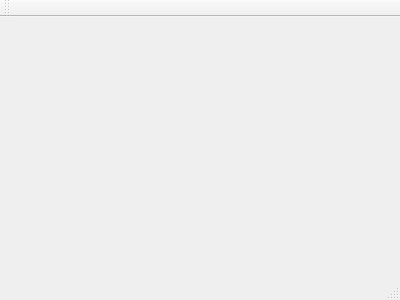
Qt form TecFlix_Project/mainwindow.ui (HazelMartinez/TecFlix) before a commit.
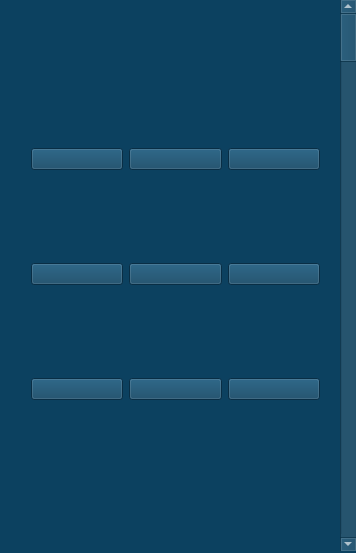
The same form after that commit.

Diff of the .ui file:
```diff
--- a/TecFlix_Project/mainwindow.ui
+++ b/TecFlix_Project/mainwindow.ui
@@ -1,24 +1,524 @@
 <ui version="4.0">
  <class>MainWindow</class>
- <widget class="QMainWindow" name="MainWindow" >
-  <property name="geometry" >
+ <widget class="QMainWindow" name="MainWindow">
+  <property name="geometry">
    <rect>
     <x>0</x>
     <y>0</y>
-    <width>400</width>
-    <height>300</height>
+    <width>356</width>
+    <height>553</height>
    </rect>
   </property>
-  <property name="windowTitle" >
+  <property name="palette">
+   <palette>
+    <active>
+     <colorrole role="WindowText">
+      <brush brushstyle="SolidPattern">
+       <color alpha="255">
+        <red>255</red>
+        <green>255</green>
+        <blue>255</blue>
+       </color>
+      </brush>
+     </colorrole>
+     <colorrole role="Button">
+      <brush brushstyle="SolidPattern">
+       <color alpha="255">
+        <red>12</red>
+        <green>65</green>
+        <blue>96</blue>
+       </color>
+      </brush>
+     </colorrole>
+     <colorrole role="Light">
+      <brush brushstyle="SolidPattern">
+       <color alpha="255">
+        <red>18</red>
+        <green>97</green>
+        <blue>144</blue>
+       </color>
+      </brush>
+     </colorrole>
+     <colorrole role="Midlight">
+      <brush brushstyle="SolidPattern">
+       <color alpha="255">
+        <red>15</red>
+        <green>81</green>
+        <blue>120</blue>
+       </color>
+      </brush>
+     </colorrole>
+     <colorrole role="Dark">
+      <brush brushstyle="SolidPattern">
+       <color alpha="255">
+        <red>6</red>
+        <green>32</green>
+        <blue>48</blue>
+       </color>
+      </brush>
+     </colorrole>
+     <colorrole role="Mid">
+      <brush brushstyle="SolidPattern">
+       <color alpha="255">
+        <red>8</red>
+        <green>43</green>
+        <blue>64</blue>
+       </color>
+      </brush>
+     </colorrole>
+     <colorrole role="Text">
+      <brush brushstyle="SolidPattern">
+       <color alpha="255">
+        <red>255</red>
+        <green>255</green>
+        <blue>255</blue>
+       </color>
+      </brush>
+     </colorrole>
+     <colorrole role="BrightText">
+      <brush brushstyle="SolidPattern">
+       <color alpha="255">
+        <red>255</red>
+        <green>255</green>
+        <blue>255</blue>
+       </color>
+      </brush>
+     </colorrole>
+     <colorrole role="ButtonText">
+      <brush brushstyle="SolidPattern">
+       <color alpha="255">
+        <red>255</red>
+        <green>255</green>
+        <blue>255</blue>
+       </color>
+      </brush>
+     </colorrole>
+     <colorrole role="Base">
+      <brush brushstyle="SolidPattern">
+       <color alpha="255">
+        <red>0</red>
+        <green>0</green>
+        <blue>0</blue>
+       </color>
+      </brush>
+     </colorrole>
+     <colorrole role="Window">
+      <brush brushstyle="SolidPattern">
+       <color alpha="255">
+        <red>12</red>
+        <green>65</green>
+        <blue>96</blue>
+       </color>
+      </brush>
+     </colorrole>
+     <colorrole role="Shadow">
+      <brush brushstyle="SolidPattern">
+       <color alpha="255">
+        <red>0</red>
+        <green>0</green>
+        <blue>0</blue>
+       </color>
+      </brush>
+     </colorrole>
+     <colorrole role="AlternateBase">
+      <brush brushstyle="SolidPattern">
+       <color alpha="255">
+        <red>6</red>
+        <green>32</green>
+        <blue>48</blue>
+       </color>
+      </brush>
+     </colorrole>
+     <colorrole role="ToolTipBase">
+      <brush brushstyle="SolidPattern">
+       <color alpha="255">
+        <red>255</red>
+        <green>255</green>
+        <blue>220</blue>
+       </color>
+      </brush>
+     </colorrole>
+     <colorrole role="ToolTipText">
+      <brush brushstyle="SolidPattern">
+       <color alpha="255">
+        <red>0</red>
+        <green>0</green>
+        <blue>0</blue>
+       </color>
+      </brush>
+     </colorrole>
+    </active>
+    <inactive>
+     <colorrole role="WindowText">
+      <brush brushstyle="SolidPattern">
+       <color alpha="255">
+        <red>255</red>
+        <green>255</green>
+        <blue>255</blue>
+       </color>
+      </brush>
+     </colorrole>
+     <colorrole role="Button">
+      <brush brushstyle="SolidPattern">
+       <color alpha="255">
+        <red>12</red>
+        <green>65</green>
+        <blue>96</blue>
+       </color>
+      </brush>
+     </colorrole>
+     <colorrole role="Light">
+      <brush brushstyle="SolidPattern">
+       <color alpha="255">
+        <red>18</red>
+        <green>97</green>
+        <blue>144</blue>
+       </color>
+      </brush>
+     </colorrole>
+     <colorrole role="Midlight">
+      <brush brushstyle="SolidPattern">
+       <color alpha="255">
+        <red>15</red>
+        <green>81</green>
+        <blue>120</blue>
+       </color>
+      </brush>
+     </colorrole>
+     <colorrole role="Dark">
+      <brush brushstyle="SolidPattern">
+       <color alpha="255">
+        <red>6</red>
+        <green>32</green>
+        <blue>48</blue>
+       </color>
+      </brush>
+     </colorrole>
+     <colorrole role="Mid">
+      <brush brushstyle="SolidPattern">
+       <color alpha="255">
+        <red>8</red>
+        <green>43</green>
+        <blue>64</blue>
+       </color>
+      </brush>
+     </colorrole>
+     <colorrole role="Text">
+      <brush brushstyle="SolidPattern">
+       <color alpha="255">
+        <red>255</red>
+        <green>255</green>
+        <blue>255</blue>
+       </color>
+      </brush>
+     </colorrole>
+     <colorrole role="BrightText">
+      <brush brushstyle="SolidPattern">
+       <color alpha="255">
+        <red>255</red>
+        <green>255</green>
+        <blue>255</blue>
+       </color>
+      </brush>
+     </colorrole>
+     <colorrole role="ButtonText">
+      <brush brushstyle="SolidPattern">
+       <color alpha="255">
+        <red>255</red>
+        <green>255</green>
+        <blue>255</blue>
+       </color>
+      </brush>
+     </colorrole>
+     <colorrole role="Base">
+      <brush brushstyle="SolidPattern">
+       <color alpha="255">
+        <red>0</red>
+        <green>0</green>
+        <blue>0</blue>
+       </color>
+      </brush>
+     </colorrole>
+     <colorrole role="Window">
+      <brush brushstyle="SolidPattern">
+       <color alpha="255">
+        <red>12</red>
+        <green>65</green>
+        <blue>96</blue>
+       </color>
+      </brush>
+     </colorrole>
+     <colorrole role="Shadow">
+      <brush brushstyle="SolidPattern">
+       <color alpha="255">
+        <red>0</red>
+        <green>0</green>
+        <blue>0</blue>
+       </color>
+      </brush>
+     </colorrole>
+     <colorrole role="AlternateBase">
+      <brush brushstyle="SolidPattern">
+       <color alpha="255">
+        <red>6</red>
+        <green>32</green>
+        <blue>48</blue>
+       </color>
+      </brush>
+     </colorrole>
+     <colorrole role="ToolTipBase">
+      <brush brushstyle="SolidPattern">
+       <color alpha="255">
+        <red>255</red>
+        <green>255</green>
+        <blue>220</blue>
+       </color>
+      </brush>
+     </colorrole>
+     <colorrole role="ToolTipText">
+      <brush brushstyle="SolidPattern">
+       <color alpha="255">
+        <red>0</red>
+        <green>0</green>
+        <blue>0</blue>
+       </color>
+      </brush>
+     </colorrole>
+    </inactive>
+    <disabled>
+     <colorrole role="WindowText">
+      <brush brushstyle="SolidPattern">
+       <color alpha="255">
+        <red>6</red>
+        <green>32</green>
+        <blue>48</blue>
+       </color>
+      </brush>
+     </colorrole>
+     <colorrole role="Button">
+      <brush brushstyle="SolidPattern">
+       <color alpha="255">
+        <red>12</red>
+        <green>65</green>
+        <blue>96</blue>
+       </color>
+      </brush>
+     </colorrole>
+     <colorrole role="Light">
+      <brush brushstyle="SolidPattern">
+       <color alpha="255">
+        <red>18</red>
+        <green>97</green>
+        <blue>144</blue>
+       </color>
+      </brush>
+     </colorrole>
+     <colorrole role="Midlight">
+      <brush brushstyle="SolidPattern">
+       <color alpha="255">
+        <red>15</red>
+        <green>81</green>
+        <blue>120</blue>
+       </color>
+      </brush>
+     </colorrole>
+     <colorrole role="Dark">
+      <brush brushstyle="SolidPattern">
+       <color alpha="255">
+        <red>6</red>
+        <green>32</green>
+        <blue>48</blue>
+       </color>
+      </brush>
+     </colorrole>
+     <colorrole role="Mid">
+      <brush brushstyle="SolidPattern">
+       <color alpha="255">
+        <red>8</red>
+        <green>43</green>
+        <blue>64</blue>
+       </color>
+      </brush>
+     </colorrole>
+     <colorrole role="Text">
+      <brush brushstyle="SolidPattern">
+       <color alpha="255">
+        <red>6</red>
+        <green>32</green>
+        <blue>48</blue>
+       </color>
+      </brush>
+     </colorrole>
+     <colorrole role="BrightText">
+      <brush brushstyle="SolidPattern">
+       <color alpha="255">
+        <red>255</red>
+        <green>255</green>
+        <blue>255</blue>
+       </color>
+      </brush>
+     </colorrole>
+     <colorrole role="ButtonText">
+      <brush brushstyle="SolidPattern">
+       <color alpha="255">
+        <red>6</red>
+        <green>32</green>
+        <blue>48</blue>
+       </color>
+      </brush>
+     </colorrole>
+     <colorrole role="Base">
+      <brush brushstyle="SolidPattern">
+       <color alpha="255">
+        <red>12</red>
+        <green>65</green>
+        <blue>96</blue>
+       </color>
+      </brush>
+     </colorrole>
+     <colorrole role="Window">
+      <brush brushstyle="SolidPattern">
+       <color alpha="255">
+        <red>12</red>
+        <green>65</green>
+        <blue>96</blue>
+       </color>
+      </brush>
+     </colorrole>
+     <colorrole role="Shadow">
+      <brush brushstyle="SolidPattern">
+       <color alpha="255">
+        <red>0</red>
+        <green>0</green>
+        <blue>0</blue>
+       </color>
+      </brush>
+     </colorrole>
+     <colorrole role="AlternateBase">
+      <brush brushstyle="SolidPattern">
+       <color alpha="255">
+        <red>12</red>
+        <green>65</green>
+        <blue>96</blue>
+       </color>
+      </brush>
+     </colorrole>
+     <colorrole role="ToolTipBase">
+      <brush brushstyle="SolidPattern">
+       <color alpha="255">
+        <red>255</red>
+        <green>255</green>
+        <blue>220</blue>
+       </color>
+      </brush>
+     </colorrole>
+     <colorrole role="ToolTipText">
+      <brush brushstyle="SolidPattern">
+       <color alpha="255">
+        <red>0</red>
+        <green>0</green>
+        <blue>0</blue>
+       </color>
+      </brush>
+     </colorrole>
+    </disabled>
+   </palette>
+  </property>
+  <property name="windowTitle">
    <string>MainWindow</string>
   </property>
-  <widget class="QMenuBar" name="menuBar" />
-  <widget class="QToolBar" name="mainToolBar" />
-  <widget class="QWidget" name="centralWidget" />
-  <widget class="QStatusBar" name="statusBar" />
+  <widget class="QWidget" name="centralWidget">
+   <widget class="QScrollBar" name="verticalScrollBar">
+    <property name="geometry">
+     <rect>
+      <x>340</x>
+      <y>0</y>
+      <width>16</width>
+      <height>551</height>
+     </rect>
+    </property>
+    <property name="orientation">
+     <enum>Qt::Vertical</enum>
+    </property>
+   </widget>
+   <widget class="QWidget" name="gridLayoutWidget">
+    <property name="geometry">
+     <rect>
+      <x>20</x>
+      <y>50</y>
+      <width>311</width>
+      <height>451</height>
+     </rect>
+    </property>
+    <layout class="QGridLayout" name="gridMovies">
+     <item row="0" column="2">
+      <widget class="QPushButton" name="movie3">
+       <property name="text">
+        <string/>
+       </property>
+      </widget>
+     </item>
+     <item row="1" column="2">
+      <widget class="QPushButton" name="movie6">
+       <property name="text">
+        <string/>
+       </property>
+      </widget>
+     </item>
+     <item row="1" column="0">
+      <widget class="QPushButton" name="movie4">
+       <property name="text">
+        <string/>
+       </property>
+      </widget>
+     </item>
+     <item row="0" column="1">
+      <widget class="QPushButton" name="movie2">
+       <property name="text">
+        <string/>
+       </property>
+      </widget>
+     </item>
+     <item row="1" column="1">
+      <widget class="QPushButton" name="movie5">
+       <property name="text">
+        <string/>
+       </property>
+      </widget>
+     </item>
+     <item row="0" column="0">
+      <widget class="QPushButton" name="movie1">
+       <property name="text">
+        <string/>
+       </property>
+      </widget>
+     </item>
+     <item row="2" column="0">
+      <widget class="QPushButton" name="movie7">
+       <property name="text">
+        <string/>
+       </property>
+      </widget>
+     </item>
+     <item row="2" column="1">
+      <widget class="QPushButton" name="movie8">
+       <property name="text">
+        <string/>
+       </property>
+      </widget>
+     </item>
+     <item row="2" column="2">
+      <widget class="QPushButton" name="movie9">
+       <property name="text">
+        <string/>
+       </property>
+      </widget>
+     </item>
+    </layout>
+   </widget>
+  </widget>
  </widget>
- <layoutDefault spacing="6" margin="11" />
- <pixmapfunction></pixmapfunction>
+ <layoutdefault spacing="6" margin="11"/>
  <resources/>
  <connections/>
 </ui>
```
Left out of the diff: 1 changed line with no effect on the pictures.
